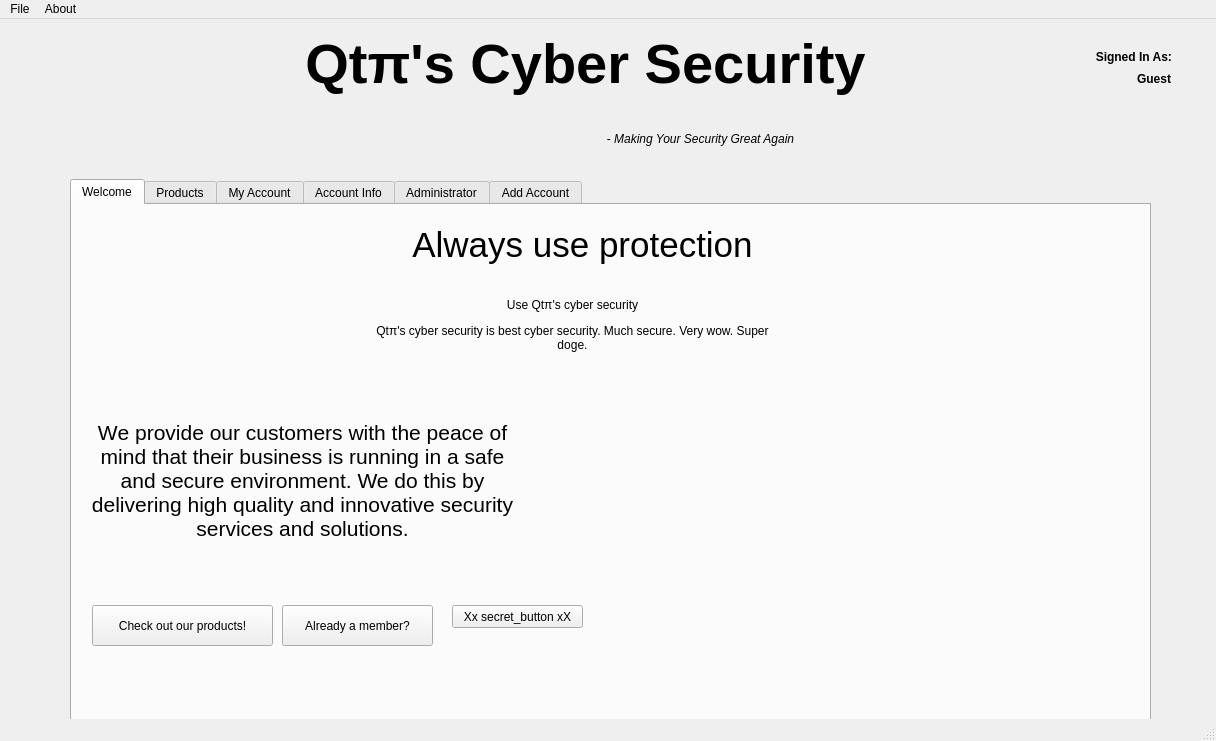
Above: qt/mainwindow.ui from minipunch/cs1cproject2 before the change. Below: the same form after it.
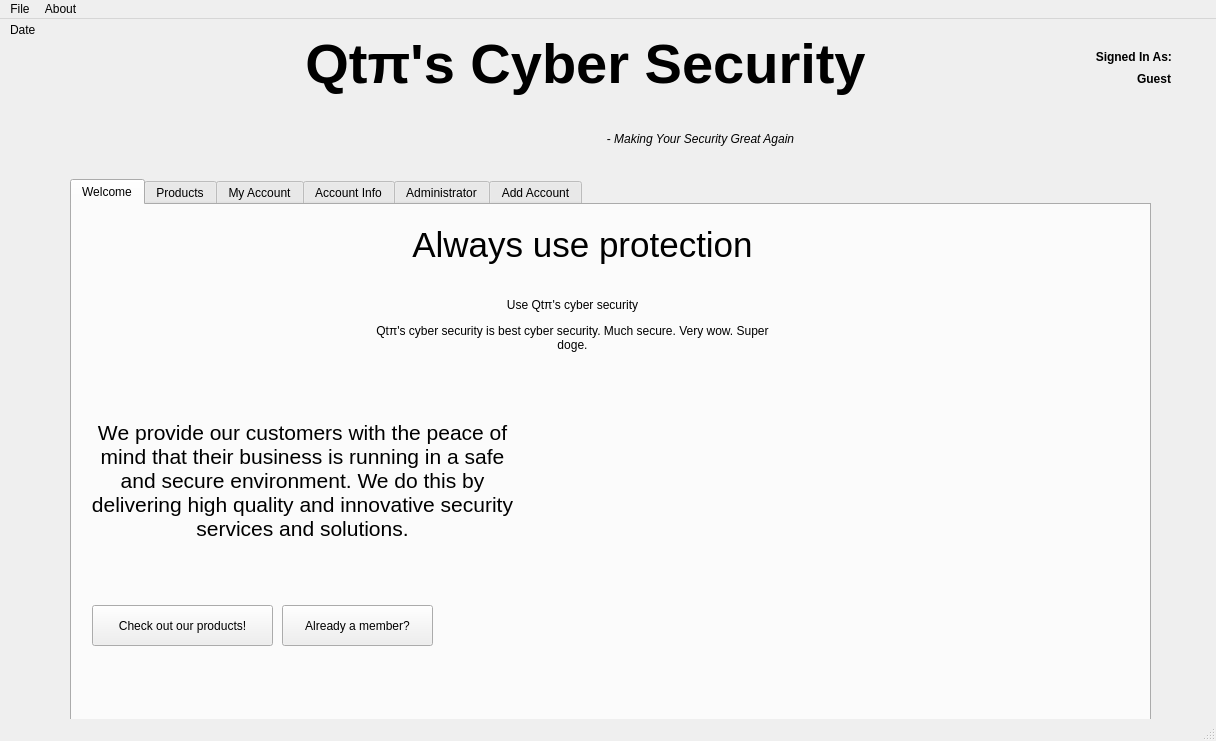
That is the form after the change. The open tabs and pages were chosen to show the change. Icons and pictures are not drawn.

The edit to the form file:
```diff
--- a/qt/mainwindow.ui
+++ b/qt/mainwindow.ui
@@ -151,26 +151,6 @@
        <pixmap resource="resource.qrc">:/images/sneaker.png</pixmap>
       </property>
      </widget>
-     <widget class="QPushButton" name="pushButton_3">
-      <property name="geometry">
-       <rect>
-        <x>380</x>
-        <y>400</y>
-        <width>131</width>
-        <height>23</height>
-       </rect>
-      </property>
-      <property name="text">
-       <string>Xx secret_button xX</string>
-      </property>
-     </widget>
-     <zorder>pushButton_2</zorder>
-     <zorder>label_30</zorder>
-     <zorder>pushButton</zorder>
-     <zorder>label_37</zorder>
-     <zorder>label_38</zorder>
-     <zorder>pushButton_3</zorder>
-     <zorder>picturelabel</zorder>
     </widget>
     <widget class="QWidget" name="productsTab">
      <attribute name="title">
@@ -2683,6 +2663,19 @@
      <string>&lt;html&gt;&lt;head/&gt;&lt;body&gt;&lt;p align=&quot;center&quot;&gt;&lt;span style=&quot; font-size:42pt; font-weight:600;&quot;&gt;Qtπ's Cyber Security&lt;/span&gt;&lt;/p&gt;&lt;/body&gt;&lt;/html&gt;</string>
     </property>
    </widget>
+   <widget class="QLabel" name="Today">
+    <property name="geometry">
+     <rect>
+      <x>10</x>
+      <y>0</y>
+      <width>61</width>
+      <height>21</height>
+     </rect>
+    </property>
+    <property name="text">
+     <string>Date</string>
+    </property>
+   </widget>
   </widget>
   <widget class="QMenuBar" name="menuBar">
    <property name="geometry">
```
Left out of the diff: 3 changed lines with no effect on the pictures.
